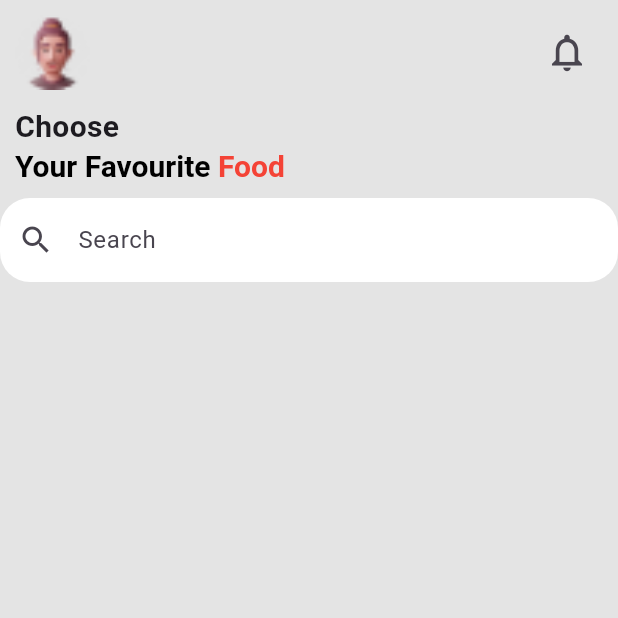
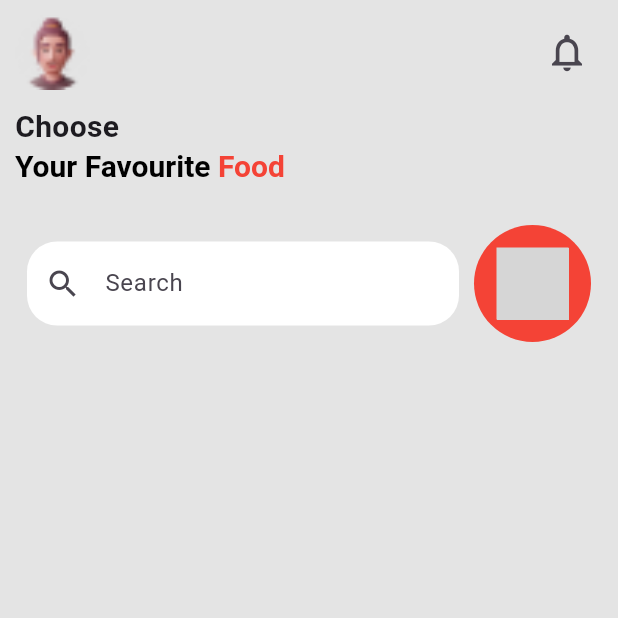
Before and after one commit to ibnRizk/snacksy, a Flutter app: the screen it shows after launch, on a phone screen of 412 x 824 dp, the top half of it. Run offline on Flutter 3.47's test engine with Material 3 defaults, Android fonts, the phone set to English and light mode, and no system bars; our stand-ins replace flutter_svg; grey boxes are pictures that could not be loaded.

Commit message:
finish app header

```diff
--- a/lib/widgets/search_area.dart
+++ b/lib/widgets/search_area.dart
@@ -1,11 +1,14 @@
 import 'package:flutter/material.dart';
+import 'package:flutter_svg/svg.dart';
 
 class SearchArea extends StatelessWidget {
   const SearchArea({super.key});
 
   @override
   Widget build(BuildContext context) {
-    return Row(
+    return Padding(
+      padding: const EdgeInsets.all(18),
+      child: Row(
         children: [
           Expanded(
             child: Container(
@@ -25,7 +28,22 @@ class SearchArea extends StatelessWidget {
               ),
             ),
           ),
+          SizedBox(width: 10),
+          InkWell(
+            child: Container(
+              padding: EdgeInsets.all(15),
+              decoration: BoxDecoration(
+                color: Colors.red,
+                shape: BoxShape.circle,
+              ),
+              child: SvgPicture.asset(
+                'assets/filter-svgrepo-com.svg',
+                color: Colors.white,
+              ),
+            ),
+          ),
         ],
+      ),
     );
   }
 }
--- a/pubspec.yaml
+++ b/pubspec.yaml
@@ -34,6 +34,7 @@ dependencies:
   # The following adds the Cupertino Icons font to your application.
   # Use with the CupertinoIcons class for iOS style icons.
   cupertino_icons: ^1.0.8
+  flutter_svg: ^2.2.0
 
 dev_dependencies:
   flutter_test:
@@ -60,6 +61,7 @@ flutter:
   # To add assets to your application, add an assets section, like this:
   assets:
     - assets/person.png
+    - assets/filter-svgrepo-com.svg
 
   # An image asset can refer to one or more resolution-specific "variants", see
   # https://flutter.dev/to/resolution-aware-images
```
Also changed, not shown: lib/widgets/categories_part.dart (added), pubspec.lock. Lines whose indentation alone changed are shown as unchanged.
